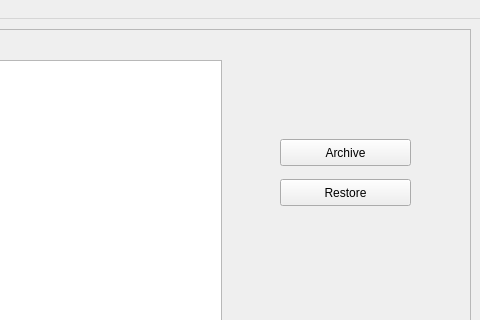
pars-linux/uludag, file playground/gsoc/konfig-tracker/src/konfigtracker/gui/main.ui: the form before one commit; both pictures show x 320 to 800 and y 0 to 320 of the 800 by 600 pixel window.
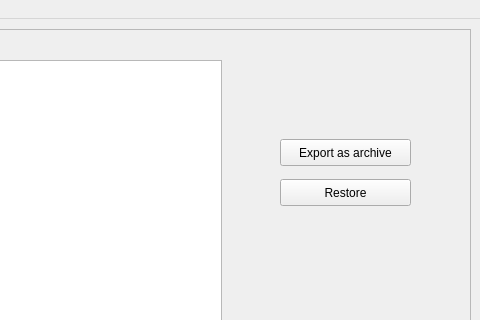
The form after the commit.

Commit message: Export as archive also done. Application is in usable form now. Menu actions are yet to be done

What changed in the file:
```diff
--- a/playground/gsoc/konfig-tracker/src/konfigtracker/gui/main.ui
+++ b/playground/gsoc/konfig-tracker/src/konfigtracker/gui/main.ui
@@ -65,7 +65,7 @@
       </rect>
      </property>
      <property name="text">
-      <string>Archive</string>
+      <string>Export as archive</string>
      </property>
     </widget>
     <widget class="QPushButton" name="restoreButton">
```
The commit also changes 3 other files.
